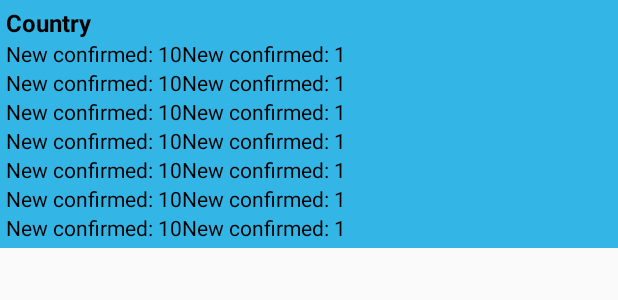
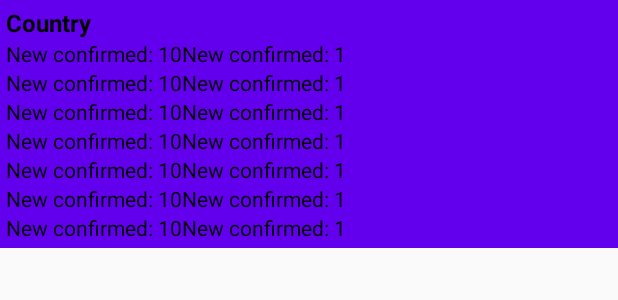
Before and after one commit to AlexxChanov/CovidMonitoring, an Android app: the layout item_global_country_data.xml on its own in the app's theme, with its tools: preview values and no code run, on a phone screen of 412 x 824 dp. Shown: the top 300 px of the screen. Run offline under Robolectric (Android 15) with nearby library versions, the phone set to English and light mode, and no system bars; network calls fail.

Commit message:
changed recycler views background

```diff
--- a/app/src/main/res/layout/item_global_country_data.xml
+++ b/app/src/main/res/layout/item_global_country_data.xml
@@ -4,7 +4,7 @@
     android:layout_width="match_parent"
     android:layout_height="wrap_content"
     android:layout_marginBottom="8dp"
-    android:background="@android:color/holo_blue_light"
+    android:background="@color/colorPrimary"
     android:orientation="vertical"
     android:padding="4dp">
 
```
